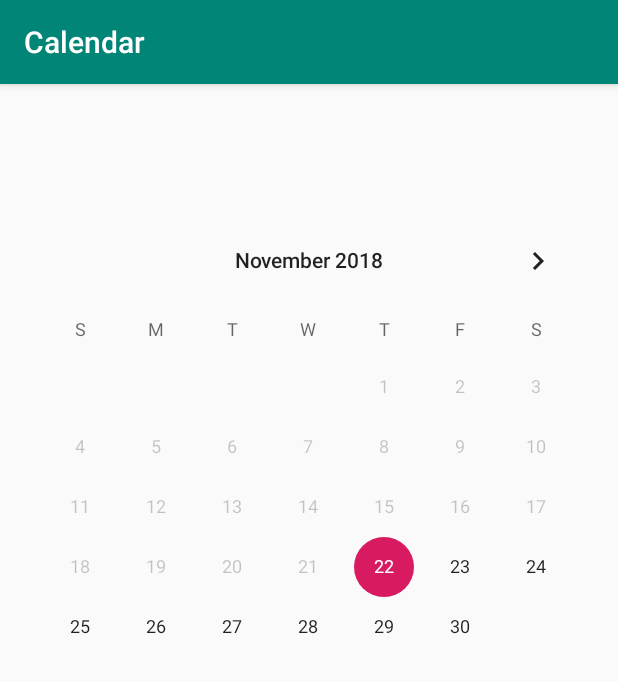
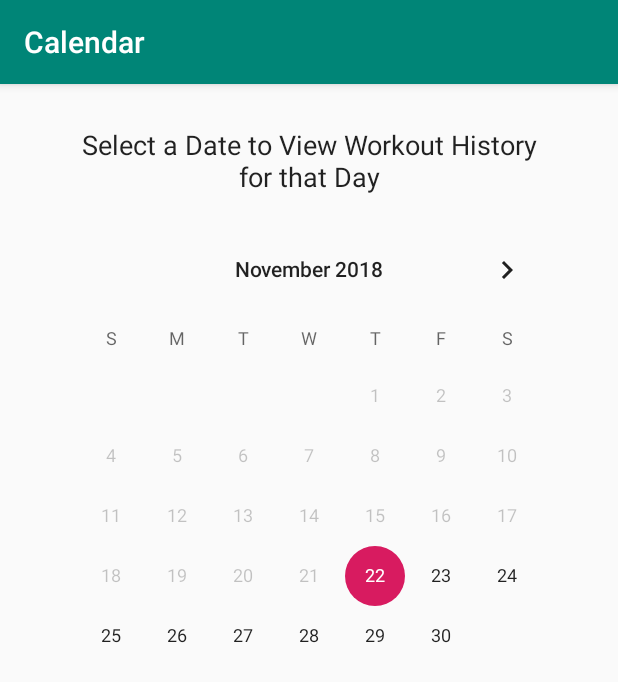
Before and after one commit to Thomas-Reis/UI-Final-Project, an Android app: the Calendar screen opened directly, with no data from a screen before it, on a phone screen of 412 x 824 dp. Shown: the top 682 px of the screen. Run offline under Robolectric (Android 15) with nearby library versions, the phone set to English and light mode, and no system bars; 2 statements that could not run were skipped.

Commit message:
Calendar Title Added?

```diff
--- a/Android/app/src/main/res/layout/content_calendar.xml
+++ b/Android/app/src/main/res/layout/content_calendar.xml
@@ -10,12 +10,29 @@
 
     <CalendarView
         android:id="@+id/calendarView"
+        android:layout_width="wrap_content"
+        android:layout_height="wrap_content"
+        android:layout_marginStart="8dp"
+        android:layout_marginTop="16dp"
+        android:layout_marginEnd="8dp"
+        android:minDate="11/22/2018"
+        app:layout_constraintEnd_toEndOf="parent"
+        app:layout_constraintStart_toStartOf="parent"
+        app:layout_constraintTop_toBottomOf="@+id/editText8" />
+
+    <EditText
+        android:id="@+id/editText8"
         android:layout_width="0dp"
         android:layout_height="wrap_content"
-        android:layout_marginStart="8dp"
-        android:layout_marginTop="84dp"
-        android:layout_marginEnd="8dp"
-        android:minDate="11/22/2018"
+        android:layout_marginStart="48dp"
+        android:layout_marginTop="28dp"
+        android:layout_marginEnd="48dp"
+        android:background="@null"
+        android:editable="false"
+        android:ems="10"
+        android:inputType="textMultiLine"
+        android:text="Select a Date to View Workout History for that Day"
+        android:textAlignment="center"
         app:layout_constraintEnd_toEndOf="parent"
         app:layout_constraintHorizontal_bias="0.0"
         app:layout_constraintStart_toStartOf="parent"
```
